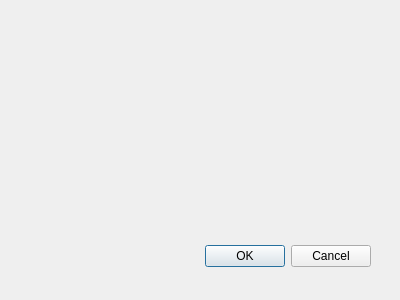
First picture: the form in Proj/sizechanger.ui, repository TheSawIsTheLaw/ComputerGraphicsCoursework, before the edit.
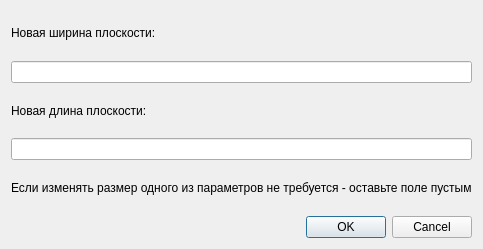
Second picture: the form after the edit.

Commit message: FIX: SizeChanger window

Patch:
```diff
--- a/Proj/sizechanger.ui
+++ b/Proj/sizechanger.ui
@@ -3,34 +3,57 @@
  <comment></comment>
  <exportmacro></exportmacro>
  <class>Dialog</class>
- <widget class="QDialog" name="Dialog" >
-  <property name="geometry" >
+ <widget class="QDialog" name="Dialog">
+  <property name="geometry">
    <rect>
     <x>0</x>
     <y>0</y>
-    <width>400</width>
-    <height>300</height>
+    <width>440</width>
+    <height>249</height>
    </rect>
   </property>
   <property name="windowTitle" >
    <string>Dialog</string>
   </property>
-  <widget class="QDialogButtonBox" name="buttonBox" >
-   <property name="geometry" >
-    <rect>
-     <x>30</x>
-     <y>240</y>
-     <width>341</width>
-     <height>32</height>
-    </rect>
-   </property>
-   <property name="orientation" >
-    <enum>Qt::Horizontal</enum>
-   </property>
-   <property name="standardButtons" >
-    <set>QDialogButtonBox::Cancel|QDialogButtonBox::Ok</set>
-   </property>
-  </widget>
+  <layout class="QVBoxLayout" name="verticalLayout">
+   <item>
+    <widget class="QLabel" name="label">
+     <property name="text">
+      <string>Новая ширина плоскости:</string>
+     </property>
+    </widget>
+   </item>
+   <item>
+    <widget class="QLineEdit" name="lineEdit"/>
+   </item>
+   <item>
+    <widget class="QLabel" name="label_2">
+     <property name="text">
+      <string>Новая длина плоскости:</string>
+     </property>
+    </widget>
+   </item>
+   <item>
+    <widget class="QLineEdit" name="lineEdit_2"/>
+   </item>
+   <item>
+    <widget class="QLabel" name="label_3">
+     <property name="text">
+      <string>Если изменять размер одного из параметров не требуется - оставьте поле пустым</string>
+     </property>
+    </widget>
+   </item>
+   <item>
+    <widget class="QDialogButtonBox" name="buttonBox">
+     <property name="orientation">
+      <enum>Qt::Horizontal</enum>
+     </property>
+     <property name="standardButtons">
+      <set>QDialogButtonBox::Cancel|QDialogButtonBox::Ok</set>
+     </property>
+    </widget>
+   </item>
+  </layout>
  </widget>
  <pixmapfunction></pixmapfunction>
  <resources/>
```
Left out of the diff: 18 changed lines with no effect on the pictures.
